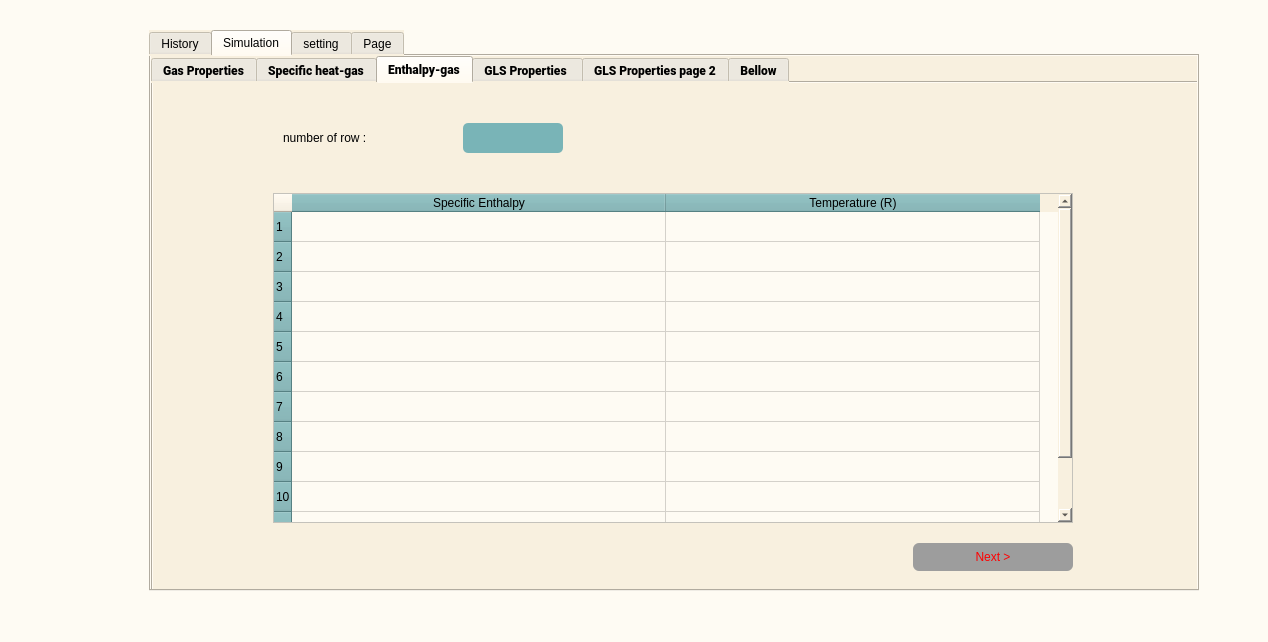
Old version of the form front/Apps.ui in the repository sajadghandehari/Design-ejector-simulation-software.
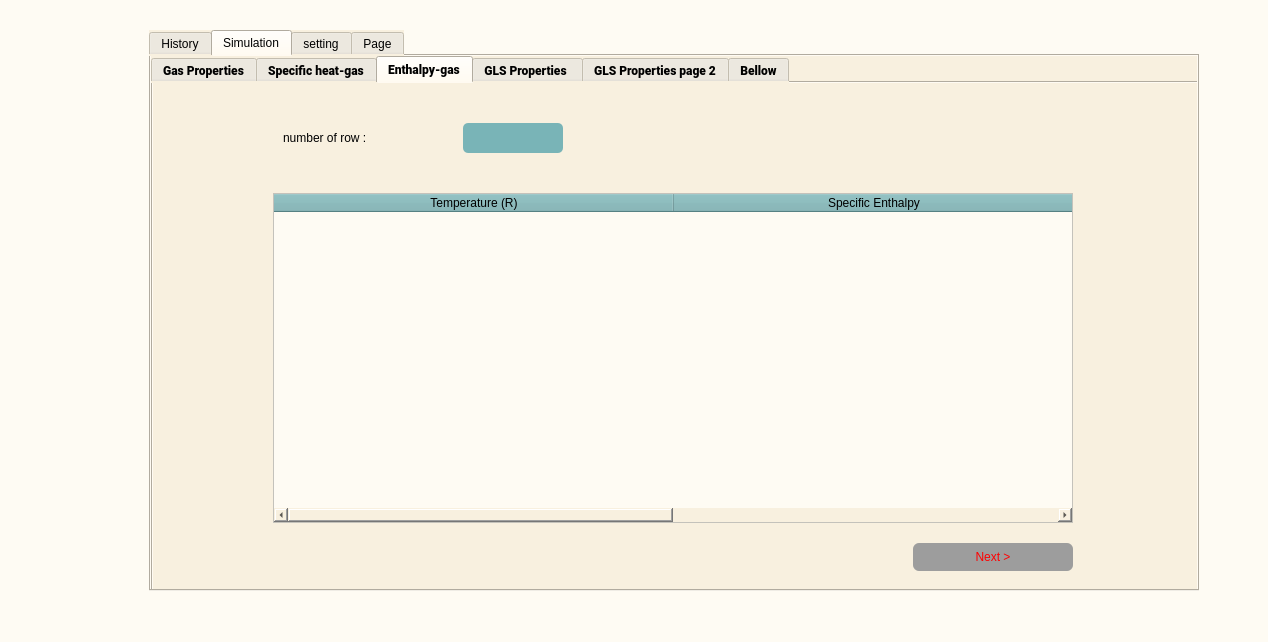
New version of the form. The open tabs and pages were chosen to show the change. Icons and pictures are not drawn.

Commit message: get data & save it from user in gas propertice tab

```diff
--- a/front/Apps.ui
+++ b/front/Apps.ui
@@ -677,33 +677,21 @@
 </string>
         </property>
         <property name="rowCount">
-         <number>12</number>
+         <number>0</number>
         </property>
         <attribute name="horizontalHeaderDefaultSectionSize">
-         <number>374</number>
+         <number>400</number>
         </attribute>
-        <row/>
-        <row/>
-        <row/>
-        <row/>
-        <row/>
-        <row/>
-        <row/>
-        <row/>
-        <row/>
-        <row/>
-        <row/>
-        <row/>
+        <column>
+         <property name="text">
+          <string>Temperature (R)</string>
+         </property>
+        </column>
         <column>
          <property name="text">
           <string>Specific Enthalpy</string>
          </property>
         </column>
-        <column>
-         <property name="text">
-          <string>Temperature (R)</string>
-         </property>
-        </column>
        </widget>
        <widget class="QPushButton" name="pushButton5_3">
         <property name="geometry">
```
Left out of the diff: 22 changed lines with no effect on the pictures. The commit also changes 4 other files.
